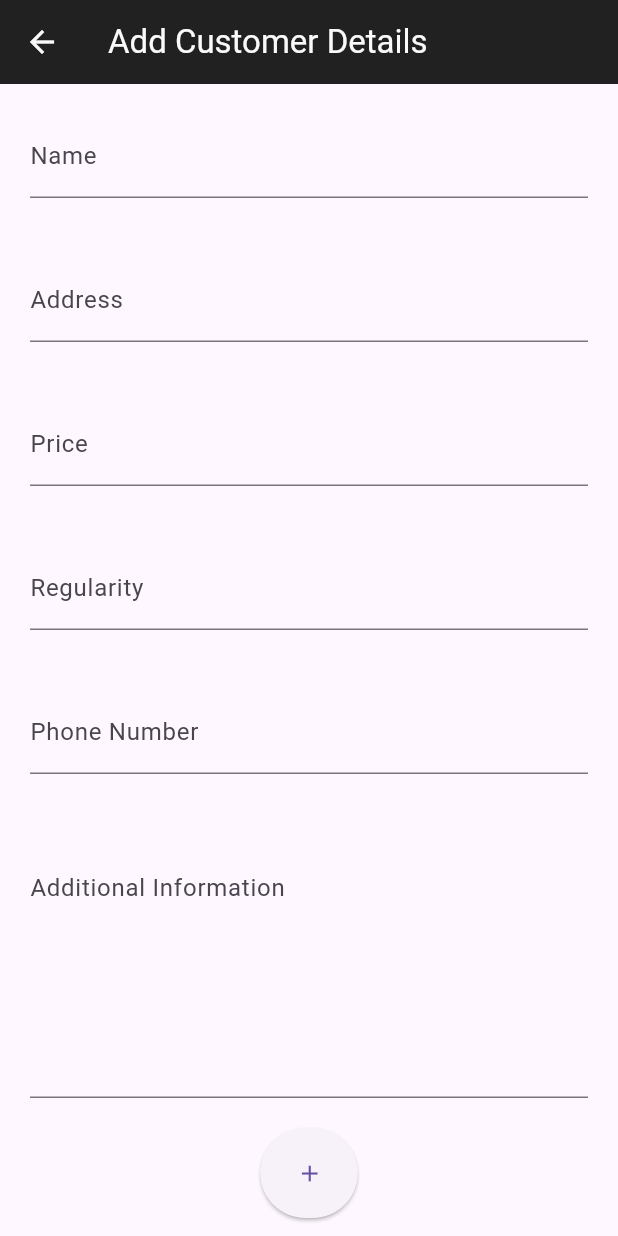
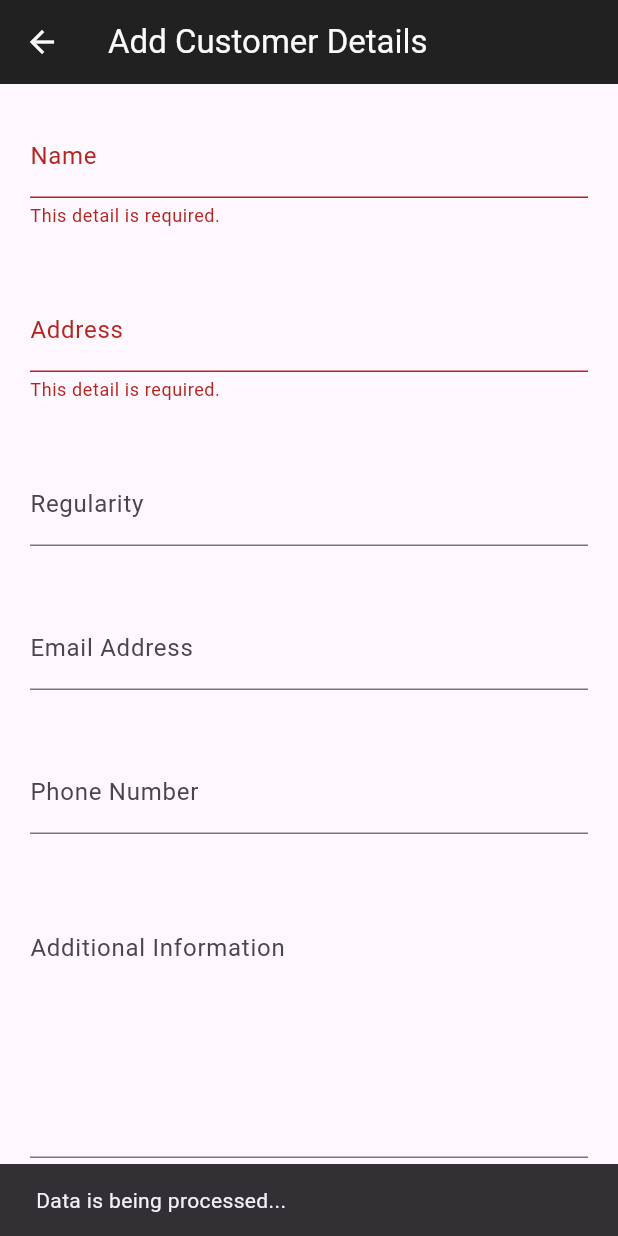
Before and after one commit to Biele10/Window-Cleaning-Mobile-App-Project, a Flutter app: the AddCustomer screen opened directly, after a tap on the "add" icon, on a phone screen of 412 x 824 dp. Run offline on Flutter 3.47's test engine with Material 3 defaults, Android fonts, the phone set to English and light mode, and no system bars.

Commit message:
added basic input validation for text fields, SQL injections will all be done backend on the server later.

```diff
--- a/lib/app_screens/add_customer.dart
+++ b/lib/app_screens/add_customer.dart
@@ -8,10 +8,10 @@ class AddCustomer extends StatefulWidget {
 
 class _AddCustomerState extends State<AddCustomer> {
   final GlobalKey<FormState> _formKey = GlobalKey<FormState>();
-
+  final _phoneController = TextEditingController();
+  final _emailController = TextEditingController();
   @override
   Widget build(BuildContext context) {
-    final fields = ["Name", "Address", "Price", "Regularity", "Phone Number"];
     return Form(
       key: _formKey,
       child: Scaffold(
@@ -23,14 +23,50 @@ class _AddCustomerState extends State<AddCustomer> {
 
         body: Column(
           children: [
-            ...fields.map((label) {
-              return Padding(
-                padding: const EdgeInsets.all(20.0),
-                child: TextFormField(
-                  decoration: InputDecoration(labelText: label),
-                ),
-              );
-            }),
+            Padding(
+              padding: const EdgeInsets.all(20.0),
+              child: TextFormField(
+                decoration: InputDecoration(labelText: 'Name'),
+                validator: (value) {
+                  if (value == null || value.isEmpty) {
+                    return 'This detail is required.';
+                  }
+                  return null;
+                },
+              ),
+            ),
+            Padding(
+              padding: const EdgeInsets.all(20.0),
+              child: TextFormField(
+                decoration: InputDecoration(labelText: 'Address'),
+                validator: (value) {
+                  if (value == null || value.isEmpty) {
+                    return 'This detail is required.';
+                  }
+                  return null;
+                },
+              ),
+            ),
+            Padding(
+              padding: const EdgeInsets.all(20.0),
+              child: TextFormField(
+                decoration: InputDecoration(labelText: 'Regularity'),
+              ),
+            ),
+            Padding(
+              padding: const EdgeInsets.all(20.0),
+              child: TextFormField(
+                controller: _emailController,
+                decoration: InputDecoration(labelText: 'Email Address'),
+              ),
+            ),
+            Padding(
+              padding: const EdgeInsets.all(20.0),
+              child: TextFormField(
+                controller: _phoneController,
+                decoration: InputDecoration(labelText: 'Phone Number'),
+              ),
+            ),
             Padding(
               padding: const EdgeInsets.all(20.0),
               child: TextField(
@@ -43,7 +79,29 @@ class _AddCustomerState extends State<AddCustomer> {
             ),
             Center(
               child: ElevatedButton(
-                onPressed: () {},
+                onPressed: () {
+                  final formValidate = _formKey.currentState!.validate();
+                  final phoneEmpty = _phoneController.text.trim().isEmpty;
+                  final emailEmpty = _emailController.text.trim().isEmpty;
+
+                  if (formValidate && phoneEmpty && emailEmpty) {
+                    // checks to see if either email is empty,
+                    // phone or rest of the required fields
+                    ScaffoldMessenger.of(context).showSnackBar(
+                      const SnackBar(
+                        content: Text(
+                          'Please enter either a phone number or email.',
+                        ),
+                      ),
+                    );
+                  } else {
+                    ScaffoldMessenger.of(context).showSnackBar(
+                      const SnackBar(
+                        content: Text('Data is being processed...'),
+                      ),
+                    );
+                  }
+                },
                 style: ButtonStyle(
                   minimumSize: WidgetStateProperty.all(Size(65, 60)),
                   maximumSize: WidgetStateProperty.all(Size(65, 60)),
```
